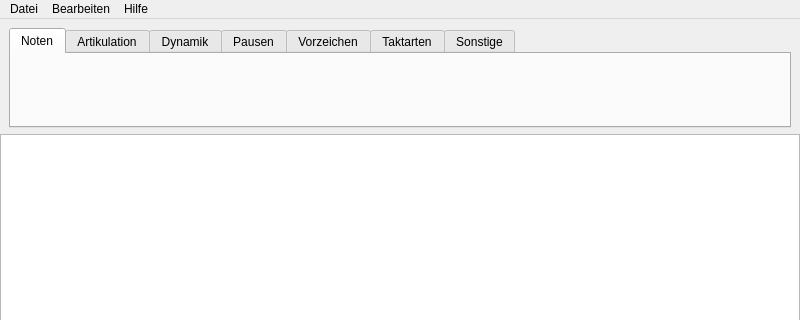
Old version of the form src/pyqt5_designer_uis/mainwindow.ui in the repository NO411/notensatz; both pictures show x 0 to 800 and y 0 to 320 of the 800 by 600 pixel window.
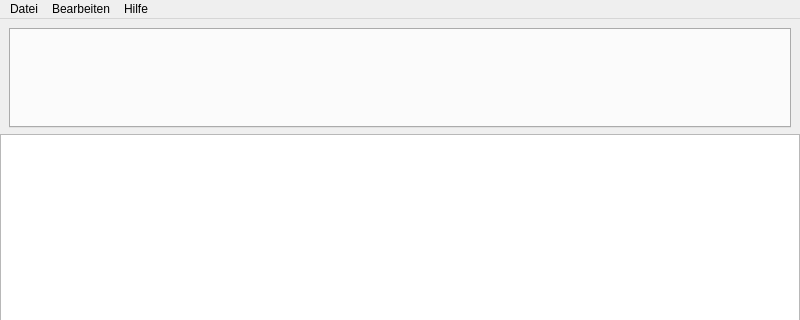
New version of the form. Icons and pictures are not drawn.

The edit to the form file:
```diff
--- a/src/pyqt5_designer_uis/mainwindow.ui
+++ b/src/pyqt5_designer_uis/mainwindow.ui
@@ -125,41 +125,6 @@
         <property name="tabBarAutoHide">
          <bool>false</bool>
         </property>
-        <widget class="QWidget" name="notations">
-         <attribute name="title">
-          <string>Noten</string>
-         </attribute>
-        </widget>
-        <widget class="QWidget" name="articulation">
-         <attribute name="title">
-          <string>Artikulation</string>
-         </attribute>
-        </widget>
-        <widget class="QWidget" name="dynamics">
-         <attribute name="title">
-          <string>Dynamik</string>
-         </attribute>
-        </widget>
-        <widget class="QWidget" name="rests">
-         <attribute name="title">
-          <string>Pausen</string>
-         </attribute>
-        </widget>
-        <widget class="QWidget" name="accidentals">
-         <attribute name="title">
-          <string>Vorzeichen</string>
-         </attribute>
-        </widget>
-        <widget class="QWidget" name="time_signatures">
-         <attribute name="title">
-          <string>Taktarten</string>
-         </attribute>
-        </widget>
-        <widget class="QWidget" name="misc">
-         <attribute name="title">
-          <string>Sonstige</string>
-         </attribute>
-        </widget>
        </widget>
       </item>
      </layout>
```
Left out of the diff: 2 changed lines with no effect on the pictures.
